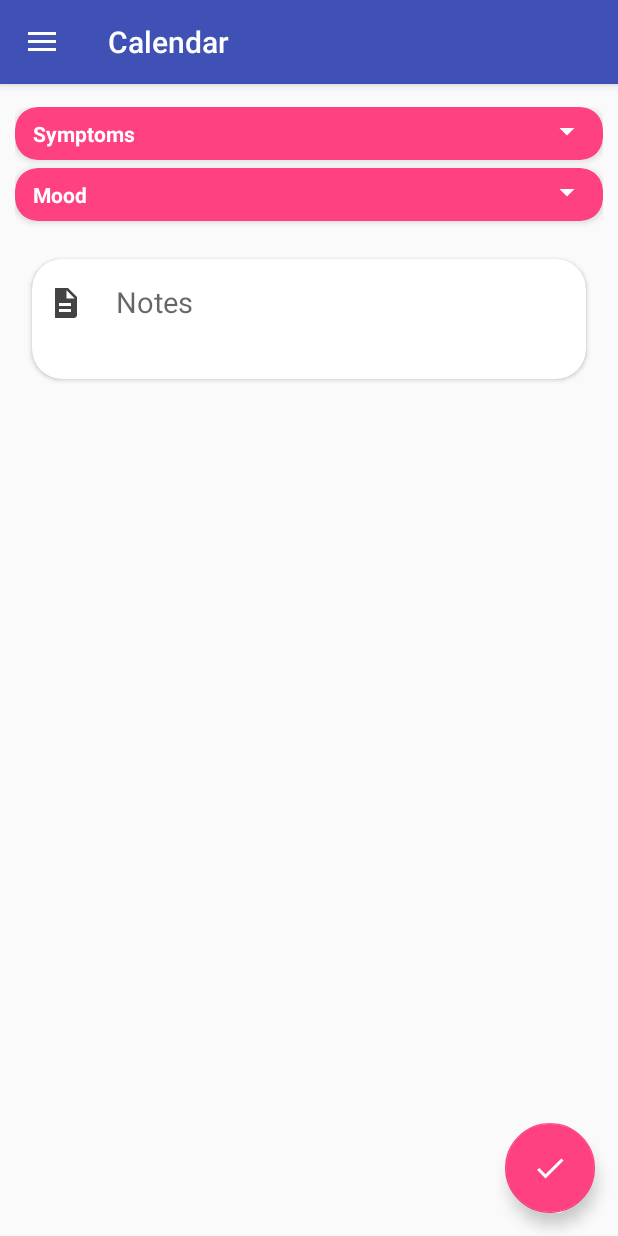
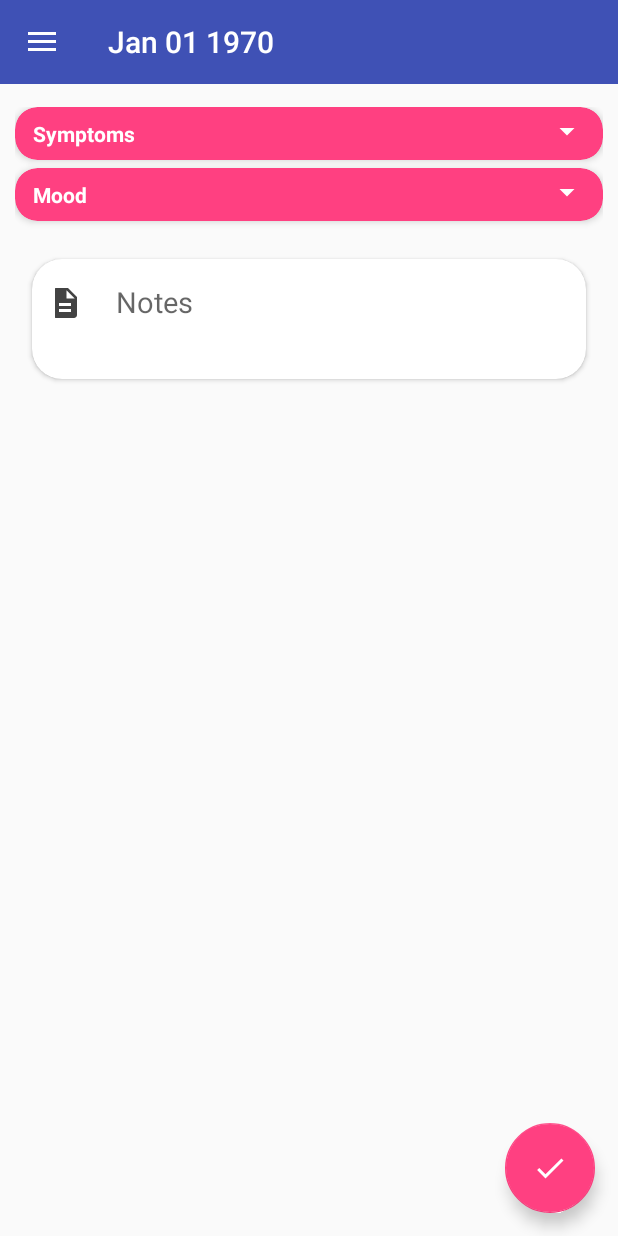
Before and after one commit to NameerRehman/MedTrack, an Android app: the fragment AddEventFragment placed in its activity, on a phone screen of 412 x 824 dp. Run offline under Robolectric (Android 15) with nearby library versions, the phone set to English and light mode, and no system bars; our stand-ins replace Room's generated code; libraries missing offline, so code that uses them is left out: android.arch.persistence, com.github.sundeepk.compactcalendarview; 4 statements that could not run were skipped.

Commit message:
Added date display in action bar

```diff
--- a/app/src/main/java/com/example/nameer/medtrack/AddEventFragment.java
+++ b/app/src/main/java/com/example/nameer/medtrack/AddEventFragment.java
@@ -23,9 +23,11 @@ import android.widget.RadioGroup;
 import android.widget.TextView;
 import android.widget.Toast;
 
+import java.text.SimpleDateFormat;
 import java.util.ArrayList;
 import java.util.Date;
 import java.util.List;
+import java.util.Locale;
 
 public class AddEventFragment extends Fragment implements View.OnClickListener {
     private View view;
@@ -41,6 +43,8 @@ public class AddEventFragment extends Fragment implements View.OnClickListener {
     long date;
     CardView symptomsCard, moodCard, notesCard;
     LinearLayout symptomsView, moodView, notesView;
+    private SimpleDateFormat dateFormat = new SimpleDateFormat("MMM dd yyyy", Locale.getDefault());
+
 
     @Nullable
     @Override
@@ -57,8 +61,10 @@ public class AddEventFragment extends Fragment implements View.OnClickListener {
         if(bundle != null){
             //date = bundle.getString("date");
             date = bundle.getLong("date");
-
         }
+        Date dateDisplay = new Date(date);
+        String formattedDate = dateFormat.format(dateDisplay);
+        getActivity().setTitle(formattedDate);
 
         mMedViewModel = ViewModelProviders.of(this).get(MedViewModel.class);
 
--- a/app/src/main/java/com/example/nameer/medtrack/CalDao.java
+++ b/app/src/main/java/com/example/nameer/medtrack/CalDao.java
@@ -25,6 +25,6 @@ public interface CalDao {
     void insertAll(CalendarEvent...calendarEvents);
 
     @Query("DELETE FROM cal_event WHERE date = :date")
-    void deleteEvent(int date);
+    void deleteEvent(long date);
 
 }
--- a/app/src/main/java/com/example/nameer/medtrack/Calendar.java
+++ b/app/src/main/java/com/example/nameer/medtrack/Calendar.java
@@ -17,6 +17,7 @@ public class Calendar extends AppCompatActivity implements NavigationView.OnNavi
 private CalendarView calendarView;
 private DrawerLayout drawerLayout;
 private ActionBarDrawerToggle toggle;
+private String test;
 
     @Override
     protected void onCreate(Bundle savedInstanceState) {
@@ -25,7 +26,9 @@ private ActionBarDrawerToggle toggle;
 
         Toolbar toolbar = findViewById(R.id.toolbar);
         setSupportActionBar(toolbar);
-        getSupportActionBar().setDisplayShowTitleEnabled(false);
+        //getSupportActionBar().setDisplayShowTitleEnabled(false);
+
+
 
     setupNavDrawer();
     getSupportFragmentManager().beginTransaction().replace(R.id.fragment_container,new CalendarFragment()).commit();
--- a/app/src/main/java/com/example/nameer/medtrack/CalendarFragment.java
+++ b/app/src/main/java/com/example/nameer/medtrack/CalendarFragment.java
@@ -39,7 +39,7 @@ public class CalendarFragment extends Fragment implements View.OnClickListener {
     private long date;
     private MedViewModel mMedViewModel;
     private TextView showSymptoms, showMood, showNotes;
-    private SimpleDateFormat dateFormat = new SimpleDateFormat("MMMM- yyyy", Locale.getDefault());
+    private SimpleDateFormat dateFormat = new SimpleDateFormat("MMMM yyyy", Locale.getDefault());
     private String calSymptoms, calNotes, calMood;
     private List<CalendarEvent> allEvents;
 
@@ -62,6 +62,8 @@ public class CalendarFragment extends Fragment implements View.OnClickListener {
         compactCalendar = view.findViewById(R.id.compactcalendar_view);
         compactCalendar.setUseThreeLetterAbbreviation(true);
 
+        getActivity().setTitle(dateFormat.format(compactCalendar.getFirstDayOfCurrentMonth()));
+
         showSymptoms = view.findViewById(R.id.showSymptoms);
         showMood = view.findViewById(R.id.showMood);
         showNotes = view.findViewById(R.id.showNotes);
@@ -82,18 +84,6 @@ public class CalendarFragment extends Fragment implements View.OnClickListener {
                 }
             }
         });
-
-        /*if (allEvents != null){
-            for (int i = 0; i < allEvents.size(); i++) {
-
-            long epoch = allEvents.get(i).getCalDate();
-            final Event ev2 = new Event(Color.RED, epoch, "Church Service and Flag Raising Ceremony");
-            if(compactCalendar.getEvents(allEvents.get(i).getCalDate()).size() == 0){
-                compactCalendar.addEvent(ev2);
-            }else{}
-
-            }
-        }*/
 
 
         compactCalendar.setListener(new CompactCalendarView.CompactCalendarViewListener() {
@@ -129,7 +119,7 @@ public class CalendarFragment extends Fragment implements View.OnClickListener {
 
             @Override
             public void onMonthScroll(Date firstDayOfNewMonth) {
-                //eventText.setText(dateFormat.format(firstDayOfNewMonth));
+                getActivity().setTitle(dateFormat.format(firstDayOfNewMonth));
             }
         });
 
--- /dev/null
+++ b/app/src/main/res/drawable/ic_edit_white_24dp.xml
@@ -0,0 +1,5 @@
+<vector android:height="24dp" android:tint="#FFFFFF"
+    android:viewportHeight="24.0" android:viewportWidth="24.0"
+    android:width="24dp" xmlns:android="http://schemas.android.com/apk/res/android">
+    <path android:fillColor="#FF000000" android:pathData="M3,17.25V21h3.75L17.81,9.94l-3.75,-3.75L3,17.25zM20.71,7.04c0.39,-0.39 0.39,-1.02 0,-1.41l-2.34,-2.34c-0.39,-0.39 -1.02,-0.39 -1.41,0l-1.83,1.83 3.75,3.75 1.83,-1.83z"/>
+</vector>
--- a/app/src/main/res/layout/activity_calendar.xml
+++ b/app/src/main/res/layout/activity_calendar.xml
@@ -16,16 +16,11 @@
         android:layout_width="match_parent"
         android:layout_height="?attr/actionBarSize"
         android:background="@color/colorPrimary"
-        android:elevation="4dp"
+        android:elevation="0dp"
         android:theme="@style/ThemeOverlay.AppCompat.Dark.ActionBar"
         app:popupTheme="@style/ThemeOverlay.AppCompat.Light">
 
-        <TextView
-            android:layout_width="wrap_content"
-            android:layout_height="wrap_content"
-            android:text="Calendar"
-            android:textAppearance="@style/Base.TextAppearance.AppCompat.Widget.ActionMode.Title" />
-    </android.support.v7.widget.Toolbar>
+        </android.support.v7.widget.Toolbar>
     <FrameLayout
         android:layout_width="match_parent"
         android:layout_height="match_parent"
--- a/app/src/main/res/layout/fragment_calendar.xml
+++ b/app/src/main/res/layout/fragment_calendar.xml
@@ -8,6 +8,7 @@
     android:layout_width="match_parent"
     android:layout_height="wrap_content"
     android:orientation="vertical">
+
     <com.github.sundeepk.compactcalendarview.CompactCalendarView
         xmlns:app="http://schemas.android.com/apk/res-auto"
         android:id="@+id/compactcalendar_view"
@@ -17,12 +18,13 @@
         android:layout_height="250dp"
         app:compactCalendarTargetHeight="250dp"
         app:compactCalendarTextSize="12sp"
-        app:compactCalendarBackgroundColor="#3949AB"
+        app:compactCalendarBackgroundColor="@color/colorPrimary"
         app:compactCalendarTextColor="#fff"
         app:compactCalendarCurrentSelectedDayBackgroundColor="@color/colorAccent"
         app:compactCalendarCurrentDayBackgroundColor="#3949AB"
         app:compactCalendarCurrentDayTextColor="@color/colorAccent"
         app:compactCalendarMultiEventIndicatorColor="#fff"
+        android:elevation="4dp"
         />
 
     <TextView
```
Also changed, not shown: app/src/main/java/com/example/nameer/medtrack/MedRepository.java (+17 -3 lines), app/src/main/java/com/example/nameer/medtrack/MedViewModel.java (+14 -10 lines).
